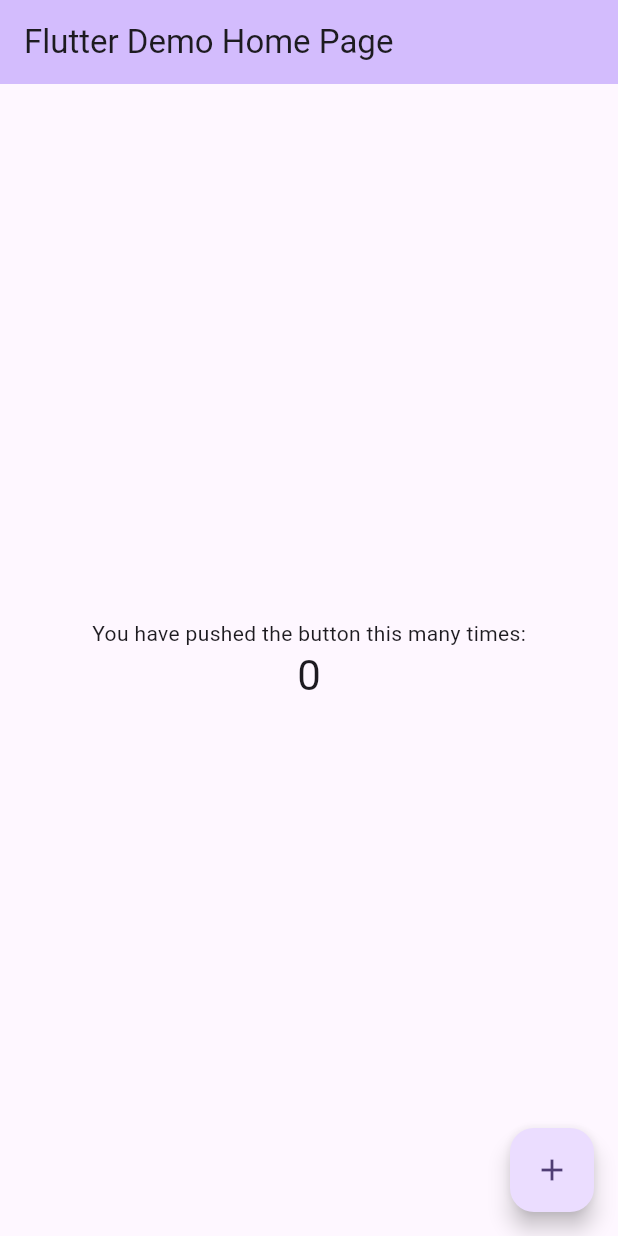
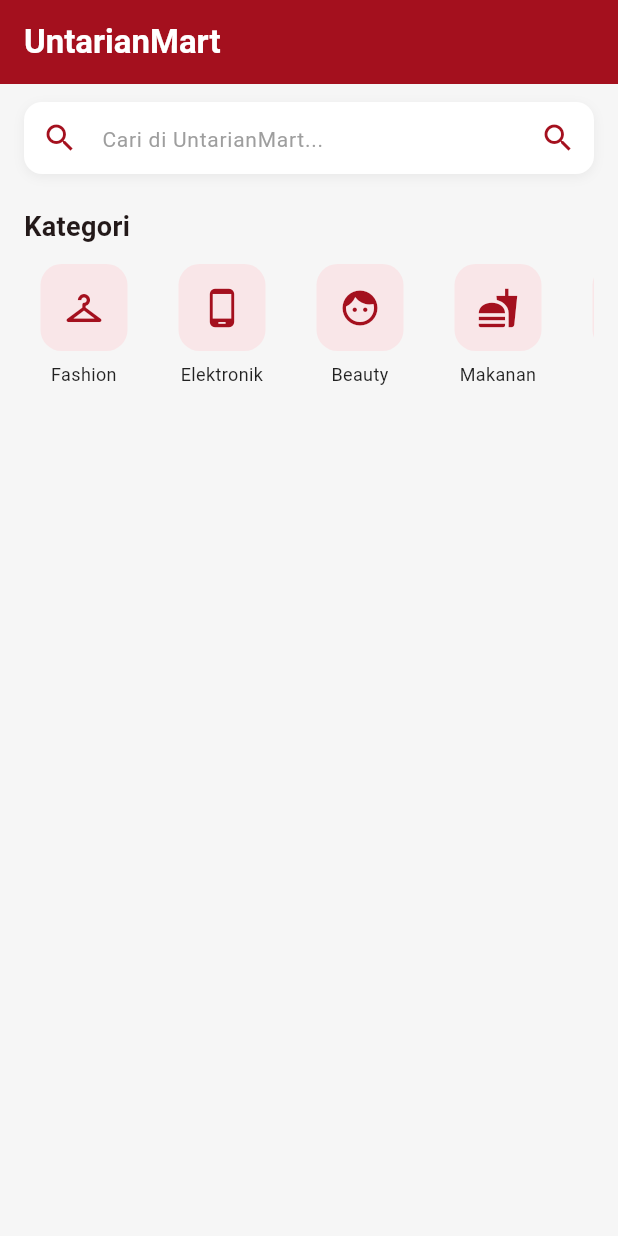
Before and after one commit to CherylNataniaTan/UTS_MobileProgramming_Tokopedia, a Flutter app: the screen it shows after launch, on a phone screen of 412 x 824 dp. Run offline on Flutter 3.47's test engine with Material 3 defaults, Android fonts, the phone set to English and light mode, and no system bars.

Commit message:
mengubah warna tampilan dari hijau ke merah agar sesuai dgn logo yang dimau

```diff
--- a/lib/main.dart
+++ b/lib/main.dart
@@ -1,4 +1,7 @@
 import 'package:flutter/material.dart';
+
+import 'widget/category_widget.dart';
+import 'widget/search_widget.dart';
 
 void main() {
   runApp(const MyApp());
@@ -7,115 +10,55 @@ void main() {
 class MyApp extends StatelessWidget {
   const MyApp({super.key});
 
-  // This widget is the root of your application.
   @override
   Widget build(BuildContext context) {
     return MaterialApp(
-      title: 'Flutter Demo',
+      debugShowCheckedModeBanner: false,
+      title: 'UntarianMart',
+
+      // Tema menggunakan warna merah dari logo
       theme: ThemeData(
-        // This is the theme of your application.
-        //
-        // TRY THIS: Try running your application with "flutter run". You'll see
-        // the application has a purple toolbar. Then, without quitting the app,
-        // try changing the seedColor in the colorScheme below to Colors.green
-        // and then invoke "hot reload" (save your changes or press the "hot
-        // reload" button in a Flutter-supported IDE, or press "r" if you used
-        // the command line to start the app).
-        //
-        // Notice that the counter didn't reset back to zero; the application
-        // state is not lost during the reload. To reset the state, use hot
-        // restart instead.
-        //
-        // This works for code too, not just values: Most code changes can be
-        // tested with just a hot reload.
-        colorScheme: .fromSeed(seedColor: Colors.deepPurple),
+        colorScheme: ColorScheme.fromSeed(
+          seedColor: const Color(0xFFA4101E),
+        ),
+        useMaterial3: true,
       ),
-      home: const MyHomePage(title: 'Flutter Demo Home Page'),
+
+      home: const MyHomePage(),
     );
   }
 }
 
-class MyHomePage extends StatefulWidget {
-  const MyHomePage({super.key, required this.title});
-
-  // This widget is the home page of your application. It is stateful, meaning
-  // that it has a State object (defined below) that contains fields that affect
-  // how it looks.
-
-  // This class is the configuration for the state. It holds the values (in this
-  // case the title) provided by the parent (in this case the App widget) and
-  // used by the build method of the State. Fields in a Widget subclass are
-  // always marked "final".
-
-  final String title;
-
-  @override
-  State<MyHomePage> createState() => _MyHomePageState();
-}
-
-class _MyHomePageState extends State<MyHomePage> {
-  int _counter = 0;
-
-  void _incrementCounter() {
-    setState(() {
-      // This call to setState tells the Flutter framework that something has
-      // changed in this State, which causes it to rerun the build method below
-      // so that the display can reflect the updated values. If we changed
-      // _counter without calling setState(), then the build method would not be
-      // called again, and so nothing would appear to happen.
-      _counter++;
-    });
-  }
+class MyHomePage extends StatelessWidget {
+  const MyHomePage({super.key});
 
   @override
   Widget build(BuildContext context) {
-    // This method is rerun every time setState is called, for instance as done
-    // by the _incrementCounter method above.
-    //
-    // The Flutter framework has been optimized to make rerunning build methods
-    // fast, so that you can just rebuild anything that needs updating rather
-    // than having to individually change instances of widgets.
     return Scaffold(
+      backgroundColor: const Color(0xFFF6F6F6),
+
       appBar: AppBar(
-        // TRY THIS: Try changing the color here to a specific color (to
-        // Colors.amber, perhaps?) and trigger a hot reload to see the AppBar
-        // change color while the other colors stay the same.
-        backgroundColor: Theme.of(context).colorScheme.inversePrimary,
-        // Here we take the value from the MyHomePage object that was created by
-        // the App.build method, and use it to set our appbar title.
-        title: Text(widget.title),
+        // Warna utama sesuai logo UntarianMart
+        backgroundColor: const Color(0xFFA4101E),
+
+        title: const Text(
+          'UntarianMart',
+          style: TextStyle(
+            color: Colors.white,
+            fontWeight: FontWeight.bold,
+          ),
+        ),
       ),
-      body: Center(
-        // Center is a layout widget. It takes a single child and positions it
-        // in the middle of the parent.
+
+      body: const SingleChildScrollView(
         child: Column(
-          // Column is also a layout widget. It takes a list of children and
-          // arranges them vertically. By default, it sizes itself to fit its
-          // children horizontally, and tries to be as tall as its parent.
-          //
-          // Column has various properties to control how it sizes itself and
-          // how it positions its children. Here we use mainAxisAlignment to
-          // center the children vertically; the main axis here is the vertical
-          // axis because Columns are vertical (the cross axis would be
-          // horizontal).
-          //
-          // TRY THIS: Invoke "debug painting" (choose the "Toggle Debug Paint"
-          // action in the IDE, or press "p" in the console), to see the
-          // wireframe for each widget.
-          mainAxisAlignment: .center,
+          crossAxisAlignment: CrossAxisAlignment.start,
           children: [
-            const Text('You have pushed the button this many times:'),
-            Text(
-              '$_counter',
-              style: Theme.of(context).textTheme.headlineMedium,
-            ),
+            SearchWidget(),
+            SizedBox(height: 10),
+            CategoryWidget(),
           ],
         ),
-      ),
-      floatingActionButton: FloatingActionButton(
-        onPressed: _incrementCounter,
-        tooltip: 'Increment',
-        child: const Icon(Icons.add),
       ),
     );
   }
--- /dev/null
+++ b/lib/widget/category_widget.dart
@@ -0,0 +1,133 @@
+import 'package:flutter/material.dart';
+
+class CategoryWidget extends StatelessWidget {
+  const CategoryWidget({super.key});
+
+  static const List<Map<String, dynamic>> categories = [
+    {
+      'icon': Icons.checkroom,
+      'name': 'Fashion',
+    },
+    {
+      'icon': Icons.phone_android,
+      'name': 'Elektronik',
+    },
+    {
+      'icon': Icons.face,
+      'name': 'Beauty',
+    },
+    {
+      'icon': Icons.fastfood,
+      'name': 'Makanan',
+    },
+    {
+      'icon': Icons.home_outlined,
+      'name': 'Rumah',
+    },
+    {
+      'icon': Icons.laptop_mac,
+      'name': 'Laptop',
+    },
+    {
+      'icon': Icons.sports_esports_outlined,
+      'name': 'Gaming',
+    },
+    {
+      'icon': Icons.shopping_bag_outlined,
+      'name': 'Tas',
+    },
+    {
+      'icon': Icons.directions_run,
+      'name': 'Sepatu',
+    },
+    {
+      'icon': Icons.more_horiz,
+      'name': 'Lainnya',
+    },
+  ];
+
+  void categoryClicked(BuildContext context, String categoryName) {
+    ScaffoldMessenger.of(context).showSnackBar(
+      SnackBar(
+        content: Text('Kamu memilih kategori $categoryName'),
+        duration: const Duration(seconds: 1),
+      ),
+    );
+  }
+
+  @override
+  Widget build(BuildContext context) {
+    return Container(
+      margin: const EdgeInsets.symmetric(horizontal: 16),
+      child: Column(
+        crossAxisAlignment: CrossAxisAlignment.start,
+        children: [
+          const Text(
+            'Kategori',
+            style: TextStyle(
+              fontSize: 18,
+              fontWeight: FontWeight.bold,
+            ),
+          ),
+
+          const SizedBox(height: 12),
+
+          SizedBox(
+            height: 100,
+            child: ListView.builder(
+              scrollDirection: Axis.horizontal,
+              itemCount: categories.length,
+              itemBuilder: (context, index) {
+                final category = categories[index];
+
+                return InkWell(
+                  borderRadius: BorderRadius.circular(14),
+                  onTap: () {
+                    categoryClicked(
+                      context,
+                      category['name'],
+                    );
+                  },
+                  child: Container(
+                    width: 80,
+                    margin: const EdgeInsets.only(right: 12),
+                    child: Column(
+                      children: [
+                        Container(
+                          width: 58,
+                          height: 58,
+                          decoration: BoxDecoration(
+                            // Merah muda sebagai background icon
+                            color: const Color(0xFFF9E6E8),
+                            borderRadius: BorderRadius.circular(14),
+                          ),
+                          child: Icon(
+                            category['icon'],
+                            // Merah sesuai logo
+                            color: const Color(0xFFA4101E),
+                            size: 28,
+                          ),
+                        ),
+
+                        const SizedBox(height: 7),
+
+                        Text(
+                          category['name'],
+                          textAlign: TextAlign.center,
+                          style: const TextStyle(
+                            fontSize: 12,
+                            color: Colors.black87,
+                          ),
+                        ),
+                      ],
+                    ),
+                  ),
+                );
+              },
+            ),
+          ),
+        ],
+      ),
+    );
+  }
+}
--- /dev/null
+++ b/lib/widget/search_widget.dart
@@ -0,0 +1,94 @@
+import 'package:flutter/material.dart';
+
+class SearchWidget extends StatefulWidget {
+  const SearchWidget({super.key});
+
+  @override
+  State<SearchWidget> createState() => _SearchWidgetState();
+}
+
+class _SearchWidgetState extends State<SearchWidget> {
+  final TextEditingController searchController = TextEditingController();
+
+  void searchProduct() {
+    String keyword = searchController.text.trim();
+
+    if (keyword.isEmpty) {
+      ScaffoldMessenger.of(context).showSnackBar(
+        const SnackBar(
+          content: Text('Masukkan produk yang ingin dicari'),
+          duration: Duration(seconds: 1),
+        ),
+      );
+      return;
+    }
+
+    ScaffoldMessenger.of(context).showSnackBar(
+      SnackBar(
+        content: Text('Mencari: $keyword'),
+        duration: const Duration(seconds: 2),
+      ),
+    );
+  }
+
+  @override
+  void dispose() {
+    searchController.dispose();
+    super.dispose();
+  }
+
+  @override
+  Widget build(BuildContext context) {
+    return Container(
+      margin: const EdgeInsets.symmetric(
+        horizontal: 16,
+        vertical: 12,
+      ),
+      height: 48,
+      decoration: BoxDecoration(
+        color: Colors.white,
+        borderRadius: BorderRadius.circular(12),
+        boxShadow: [
+          BoxShadow(
+            color: Colors.grey.withOpacity(0.15),
+            blurRadius: 6,
+            offset: const Offset(0, 2),
+          ),
+        ],
+      ),
+      child: TextField(
+        controller: searchController,
+        textInputAction: TextInputAction.search,
+        onSubmitted: (_) {
+          searchProduct();
+        },
+        decoration: InputDecoration(
+          hintText: 'Cari di UntarianMart...',
+          hintStyle: const TextStyle(
+            color: Colors.grey,
+            fontSize: 14,
+          ),
+
+          // Warna merah logo
+          prefixIcon: const Icon(
+            Icons.search,
+            color: Color(0xFFA4101E),
+          ),
+
+          suffixIcon: IconButton(
+            onPressed: searchProduct,
+            icon: const Icon(
+              Icons.search,
+              color: Color(0xFFA4101E),
+            ),
+          ),
+
+          border: InputBorder.none,
+          contentPadding: const EdgeInsets.symmetric(
+            vertical: 14,
+          ),
+        ),
+      ),
+    );
+  }
+}
```
